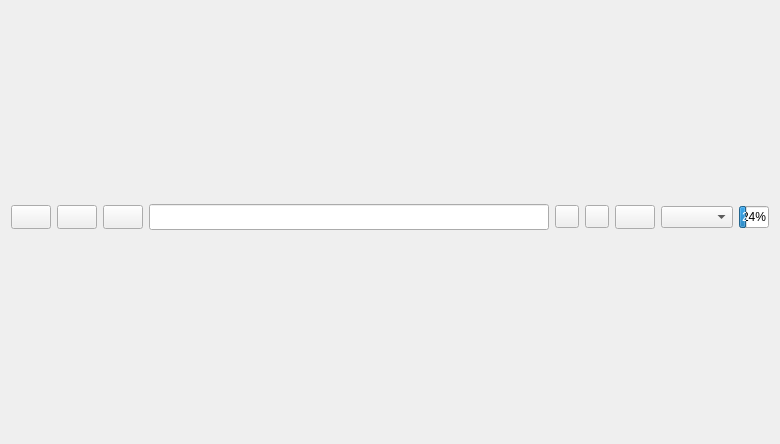
Old version of the form galacteek/ui/browsertab.ui in the repository pinnaculum/galacteek.
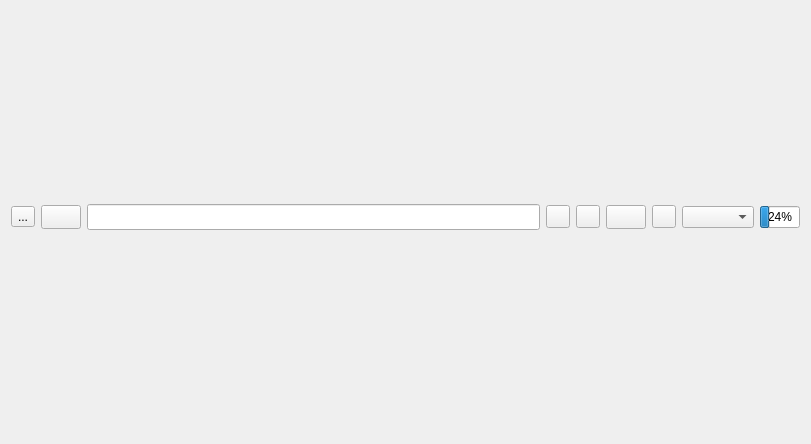
New version of the form. Icons and pictures are not drawn.

```diff
--- a/galacteek/ui/browsertab.ui
+++ b/galacteek/ui/browsertab.ui
@@ -6,7 +6,7 @@
    <rect>
     <x>0</x>
     <y>0</y>
-    <width>741</width>
+    <width>811</width>
     <height>444</height>
    </rect>
   </property>
@@ -30,18 +30,12 @@
           <enum>QLayout::SetMaximumSize</enum>
          </property>
          <item>
-          <widget class="QPushButton" name="loadIpfsHashButton">
-           <property name="maximumSize">
-            <size>
-             <width>40</width>
-             <height>24</height>
-            </size>
-           </property>
+          <widget class="QToolButton" name="loadIpfsButton">
            <property name="toolTip">
             <string>&lt;html&gt;&lt;head/&gt;&lt;body&gt;&lt;p&gt;Load IPFS hash&lt;/p&gt;&lt;/body&gt;&lt;/html&gt;</string>
            </property>
            <property name="text">
-            <string/>
+            <string>...</string>
            </property>
            <property name="icon">
             <iconset resource="galacteek.qrc">
@@ -49,26 +43,6 @@
            </property>
           </widget>
          </item>
-         <item>
-          <widget class="QPushButton" name="loadIpnsHashButton">
-           <property name="maximumSize">
-            <size>
-             <width>40</width>
-             <height>24</height>
-            </size>
-           </property>
-           <property name="toolTip">
-            <string>&lt;html&gt;&lt;head/&gt;&lt;body&gt;&lt;p&gt;Load IPNS hash/name&lt;/p&gt;&lt;/body&gt;&lt;/html&gt;</string>
-           </property>
-           <property name="text">
-            <string/>
-           </property>
-           <property name="icon">
-            <iconset resource="galacteek.qrc">
-             <normaloff>:/share/icons/ipfs-logo-128-white.png</normaloff>:/share/icons/ipfs-logo-128-white.png</iconset>
-           </property>
-          </widget>
-         </item>
          <item>
           <widget class="QPushButton" name="loadFromClipboardButton">
            <property name="maximumSize">
@@ -167,7 +141,21 @@
           </widget>
          </item>
          <item>
-          <widget class="QComboBox" name="pinComboBox">
+          <widget class="QToolButton" name="pinAllButton">
+           <property name="toolTip">
+            <string>&lt;html&gt;&lt;head/&gt;&lt;body&gt;&lt;p&gt;Automatically pins visited pages&lt;/p&gt;&lt;/body&gt;&lt;/html&gt;</string>
+           </property>
+           <property name="text">
+            <string/>
+           </property>
+           <property name="icon">
+            <iconset resource="galacteek.qrc">
+             <normaloff>:/share/icons/pin-black.png</normaloff>:/share/icons/pin-black.png</iconset>
+           </property>
+          </widget>
+         </item>
+         <item>
+          <widget class="QComboBox" name="actionComboBox">
            <property name="toolTip">
             <string>&lt;html&gt;&lt;head/&gt;&lt;body&gt;&lt;p&gt;Pin&lt;/p&gt;&lt;/body&gt;&lt;/html&gt;</string>
            </property>
@@ -181,6 +169,12 @@
              <verstretch>0</verstretch>
             </sizepolicy>
            </property>
+           <property name="minimumSize">
+            <size>
+             <width>40</width>
+             <height>0</height>
+            </size>
+           </property>
            <property name="maximumSize">
             <size>
              <width>30</width>
```
Left out of the diff: 4 changed lines with no effect on the pictures.
